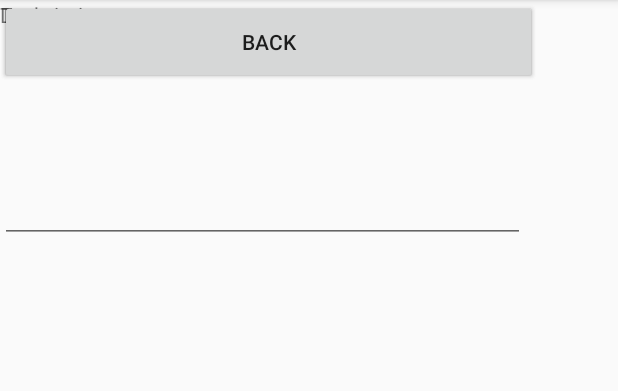
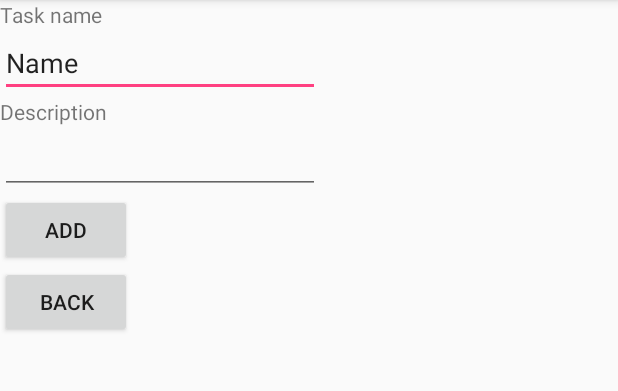
Before and after one commit to DANIEL-Dereck/ToDo, an Android app: the TaskAddActivity screen opened directly, with no data from a screen before it, on a phone screen of 412 x 824 dp, the part 84-475 px from its top. Run offline under Robolectric (Android 15) with nearby library versions, the phone set to English and light mode, and no system bars.

Commit message:
activity layout

```diff
--- a/app/src/main/java/fr/rennes/perso/todo/activitys/TaskAddActivity.java
+++ b/app/src/main/java/fr/rennes/perso/todo/activitys/TaskAddActivity.java
@@ -2,14 +2,23 @@ package fr.rennes.perso.todo.activitys;
 
 import android.support.v7.app.AppCompatActivity;
 import android.os.Bundle;
+import android.widget.Button;
 
 import fr.rennes.perso.todo.R;
+import fr.rennes.perso.todo.model.TodoTask;
 
 public class TaskAddActivity extends AppCompatActivity {
+    private static final int MY_ACTIVITY_CODE = 3;
+    private Button btn_add_taskAdd;
+    private Button btn_back_taskAdd;
 
     @Override
     protected void onCreate(Bundle savedInstanceState) {
         super.onCreate(savedInstanceState);
         setContentView(R.layout.activity_task_add);
     }
+
+    protected void addTask(){
+        TodoTask tTask = new TodoTask();
+    }
 }
--- a/app/src/main/java/fr/rennes/perso/todo/activitys/TaskDetailActivity.java
+++ b/app/src/main/java/fr/rennes/perso/todo/activitys/TaskDetailActivity.java
@@ -6,6 +6,7 @@ import android.os.Bundle;
 import fr.rennes.perso.todo.R;
 
 public class TaskDetailActivity extends AppCompatActivity {
+    private static final int MY_ACTIVITY_CODE = 4;
 
     @Override
     protected void onCreate(Bundle savedInstanceState) {
--- a/app/src/main/java/fr/rennes/perso/todo/activitys/TaskListActivity.java
+++ b/app/src/main/java/fr/rennes/perso/todo/activitys/TaskListActivity.java
@@ -6,6 +6,7 @@ import android.os.Bundle;
 import fr.rennes.perso.todo.R;
 
 public class TaskListActivity extends AppCompatActivity {
+    private static final int MY_ACTIVITY_CODE = 2;
 
     @Override
     protected void onCreate(Bundle savedInstanceState) {
--- a/app/src/main/java/fr/rennes/perso/todo/activitys/TodoAddActivity.java
+++ b/app/src/main/java/fr/rennes/perso/todo/activitys/TodoAddActivity.java
@@ -6,6 +6,7 @@ import android.os.Bundle;
 import fr.rennes.perso.todo.R;
 
 public class TodoAddActivity extends AppCompatActivity {
+    private static final int MY_ACTIVITY_CODE = 1;
 
     @Override
     protected void onCreate(Bundle savedInstanceState) {
--- a/app/src/main/java/fr/rennes/perso/todo/activitys/TodoListActivity.java
+++ b/app/src/main/java/fr/rennes/perso/todo/activitys/TodoListActivity.java
@@ -6,6 +6,7 @@ import android.os.Bundle;
 import fr.rennes.perso.todo.R;
 
 public class TodoListActivity extends AppCompatActivity {
+    private static final int MY_ACTIVITY_CODE = 0;
 
     @Override
     protected void onCreate(Bundle savedInstanceState) {
--- a/app/src/main/res/layout/activity_task_add.xml
+++ b/app/src/main/res/layout/activity_task_add.xml
@@ -1,45 +1,22 @@
 <?xml version="1.0" encoding="utf-8"?>
-<android.support.constraint.ConstraintLayout xmlns:android="http://schemas.android.com/apk/res/android"
+<LinearLayout xmlns:android="http://schemas.android.com/apk/res/android"
     xmlns:app="http://schemas.android.com/apk/res-auto"
     xmlns:tools="http://schemas.android.com/tools"
     android:layout_width="match_parent"
     android:layout_height="match_parent"
+    android:orientation="vertical"
     tools:context="fr.rennes.perso.todo.activitys.TaskAddActivity">
 
-    <Button
-        android:id="@+id/button"
-        android:layout_width="358dp"
-        android:layout_height="56dp"
-        android:text="@string/add"
-        tools:layout_editor_absoluteX="-192dp"
-        tools:layout_editor_absoluteY="764dp" />
-
     <TextView
-        android:id="@+id/textView2"
+            android:id="@+id/tv_name_taskAdd"
             android:layout_width="wrap_content"
             android:layout_height="wrap_content"
             android:text="@string/task_name"
             tools:layout_editor_absoluteX="16dp"
             tools:layout_editor_absoluteY="16dp" />
 
-    <Button
-        android:id="@+id/button2"
-        android:layout_width="358dp"
-        android:layout_height="56dp"
-        android:text="@string/back"
-        tools:layout_editor_absoluteX="-192dp"
-        tools:layout_editor_absoluteY="841dp" />
-
-    <TextView
-        android:id="@+id/textView3"
-        android:layout_width="wrap_content"
-        android:layout_height="wrap_content"
-        android:text="@string/task_description"
-        tools:layout_editor_absoluteX="16dp"
-        tools:layout_editor_absoluteY="124dp" />
-
     <EditText
-        android:id="@+id/editText2"
+        android:id="@+id/et_name_taskAdd"
         android:layout_width="wrap_content"
         android:layout_height="wrap_content"
         android:ems="10"
@@ -48,12 +25,37 @@
         tools:layout_editor_absoluteX="16dp"
         tools:layout_editor_absoluteY="45dp" />
 
+    <TextView
+            android:id="@+id/tv_desc_taskAdd"
+            android:layout_width="wrap_content"
+            android:layout_height="wrap_content"
+            android:text="@string/task_description"
+            tools:layout_editor_absoluteX="16dp"
+            tools:layout_editor_absoluteY="124dp" />
+
     <EditText
-        android:id="@+id/editText3"
-        android:layout_width="350dp"
-        android:layout_height="162dp"
+            android:id="@+id/et_desc_taskAdd"
+            android:layout_width="wrap_content"
+            android:layout_height="wrap_content"
             android:ems="10"
             android:inputType="textMultiLine"
             tools:layout_editor_absoluteX="16dp"
             tools:layout_editor_absoluteY="159dp" />
-</android.support.constraint.ConstraintLayout>
+
+    <Button
+        android:id="@+id/btn_add_taskAdd"
+        android:layout_width="wrap_content"
+        android:layout_height="wrap_content"
+        android:text="@string/add"
+        tools:layout_editor_absoluteX="-192dp"
+        tools:layout_editor_absoluteY="764dp" />
+
+    <Button
+        android:id="@+id/btn_back_taskAdd"
+        android:layout_width="wrap_content"
+        android:layout_height="wrap_content"
+        android:text="@string/back"
+        tools:layout_editor_absoluteX="-192dp"
+        tools:layout_editor_absoluteY="841dp" />
+
+</LinearLayout>
```
Also changed, not shown: app/src/main/java/fr/rennes/perso/todo/adapter/TodoListAdapter.java (added, +8 -0 lines), app/src/main/java/fr/rennes/perso/todo/adapter/TodoTaskAdapter.java (added, +8 -0 lines), app/src/main/res/layout/activity_task_detail.xml (+3 -18 lines), app/src/main/res/layout/activity_task_list.xml (+19 -3 lines), app/src/main/res/layout/activity_todo_add.xml (+7 -6 lines), app/src/main/res/layout/activity_todo_list.xml (+16 -2 lines), app/src/main/res/layout/task_list_item.xml (added, +30 -0 lines), app/src/main/res/layout/todo_list_item.xml (added, +8 -0 lines). Lines whose indentation alone changed are shown as unchanged.
